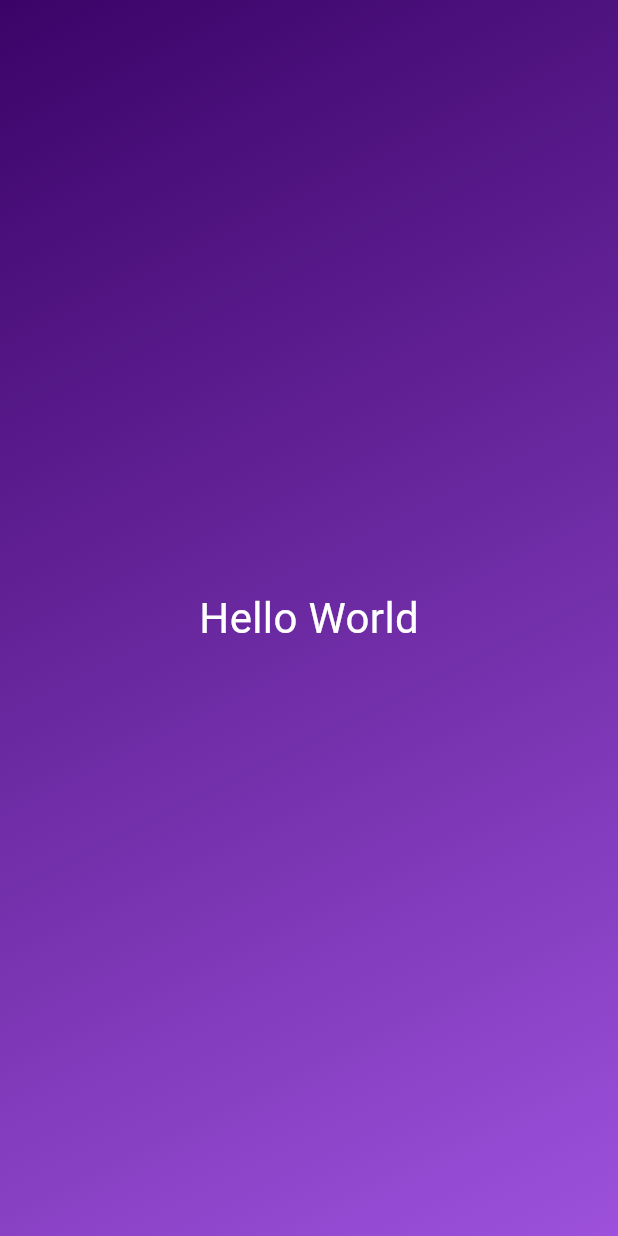
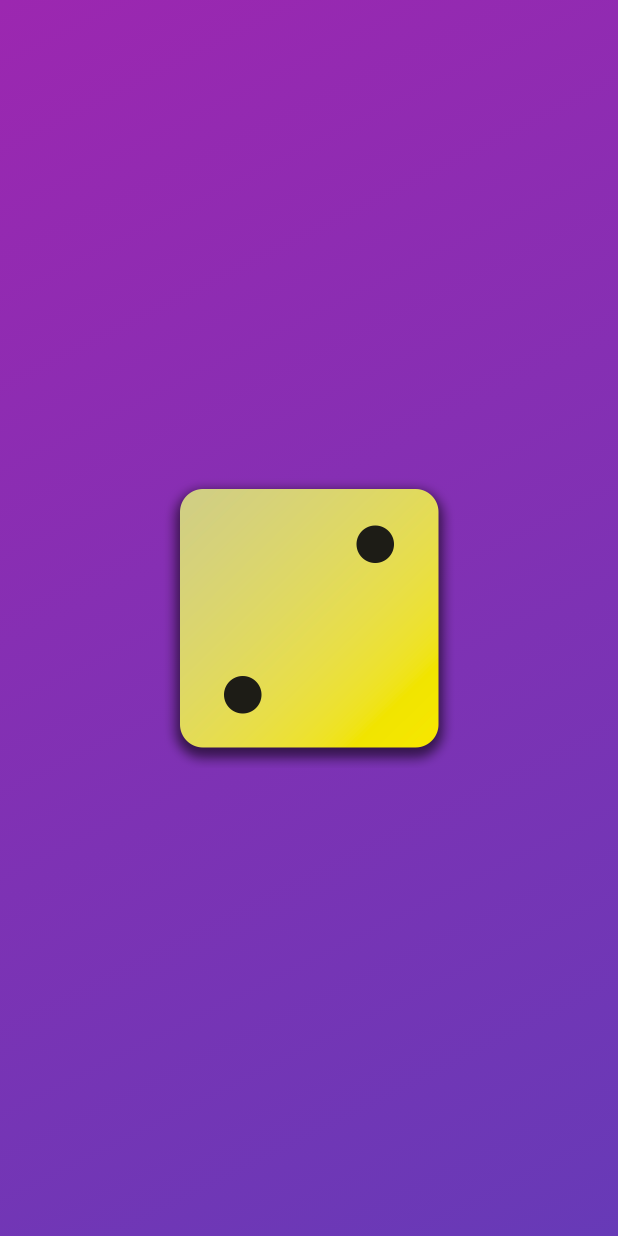
Before and after one commit to EthanDev/LearningFlutter2024, a Flutter app: the screen it shows after launch, on a phone screen of 412 x 824 dp. Run offline on Flutter 3.47's test engine with Material 3 defaults, Android fonts, the phone set to English and light mode, and no system bars.

Commit message:
new lesson

```diff
--- a/first_app/lib/gradient_container.dart
+++ b/first_app/lib/gradient_container.dart
@@ -1,6 +1,4 @@
 import 'package:flutter/material.dart'; // Flutter library
-
-import 'package:first_app/styled_text.dart'; // StyledText class
 
 const startAlignment = Alignment
     .topLeft; // using type inference, startAlignment is set at compile time hence the use of const
@@ -13,6 +11,11 @@ class GradientContainer extends StatelessWidget {
   // constructor
   const GradientContainer(this.fromColor, this.toColor,
       {super.key}); // super.key - passes the key to the parent class - StatelessWidget
+
+  // alternative constructor - you are allowed to have a second constructor function in a class
+  const GradientContainer.purple({super.key})
+      : fromColor = Colors.purple,
+        toColor = Colors.deepPurple;
 
   final Color fromColor;
   final Color toColor;
@@ -31,8 +34,8 @@ class GradientContainer extends StatelessWidget {
           end: endAlignment,
         ),
       ),
-      child: const Center(
-        child: StyledText('Hello World'), // You dont have to pass a value for the named key argument because named arguments are by default optional
+      child: Center(
+        child: Image.asset('assets/images/dice-2.png', width: 200.0, height: 200.0)
       ),
     );
   }
```
Also changed, not shown: first_app/lib/main.dart (+2 -5 lines), first_app/pubspec.yaml (+7 -3 lines), Downloads/dice-images/dice-1.png (added), Downloads/dice-images/dice-2.png (added), Downloads/dice-images/dice-3.png (added), Downloads/dice-images/dice-4.png (added), Downloads/dice-images/dice-5.png (added), Downloads/dice-images/dice-6.png (added), first_app/assets/images/dice-1.png (added), first_app/assets/images/dice-2.png (added), first_app/assets/images/dice-3.png (added), first_app/assets/images/dice-4.png (added), first_app/assets/images/dice-5.png (added), first_app/assets/images/dice-6.png (added), 3 other files.
